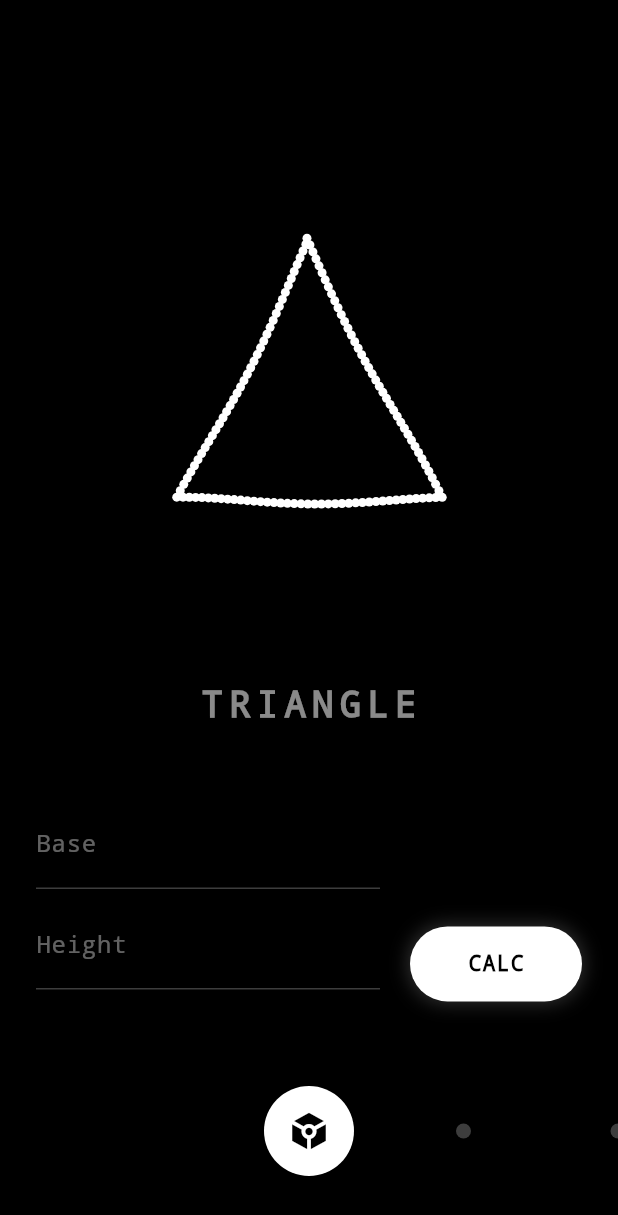
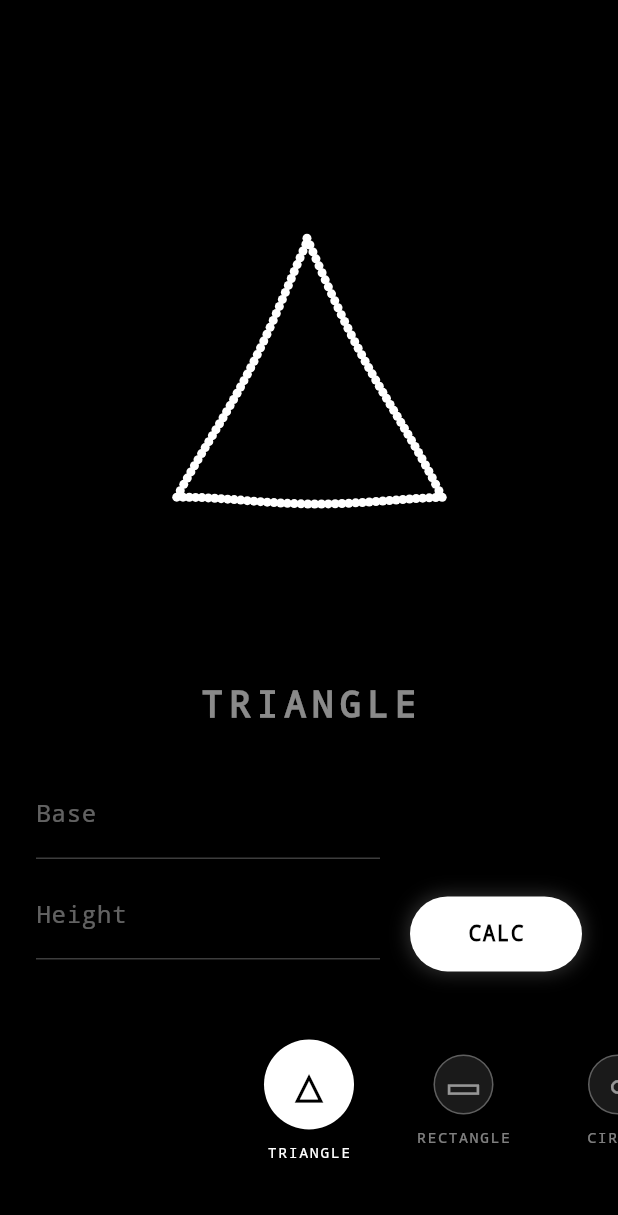
Before and after one commit to Talhaaism/flutter_calc, a Flutter app: the screen it shows after launch, on a phone screen of 412 x 824 dp. Shown: the top 1215 px of the screen. Run offline on Flutter 3.47's test engine with Material 3 defaults, Android fonts, the phone set to English and light mode, and no system bars.

Commit message:
Improve Shape Selector UX: Symbols, Labels, Larger Targets

```diff
--- a/lib/main.dart
+++ b/lib/main.dart
@@ -613,33 +613,81 @@ class _ShapeMorphScreenState extends State<ShapeMorphScreen>
 
                     // 3. The Shape Selector (Carousel)
                     SizedBox(
-                      height: 80,
+                      height: 120,
                       child: PageView.builder(
                         controller: _pageController,
                         onPageChanged: _onShapeSelected,
                         itemCount: selectableShapes.length,
                         itemBuilder: (context, index) {
-                          // Simple visual for the selector items
-                          bool isSelected =
-                              (selectableShapes[index] == targetShape);
-                          return Center(
-                            child: AnimatedContainer(
+                          final shape = selectableShapes[index];
+                          bool isSelected = (shape == targetShape);
+
+                          // Symbol Mapping
+                          final Map<ShapeType, String> shapeSymbols = {
+                            ShapeType.triangle: "△",
+                            ShapeType.rectangle: "▭",
+                            ShapeType.circle: "○",
+                            ShapeType.trapezoid: "▽",
+                            ShapeType.box: "▢",
+                            ShapeType.cylinder: "◎",
+                            ShapeType.cone: "▲",
+                          };
+
+                          return GestureDetector(
+                            onTap: () {
+                              _pageController.animateToPage(
+                                index,
+                                duration: const Duration(milliseconds: 300),
+                                curve: Curves.easeOut,
+                              );
+                            },
+                            child: Column(
+                              mainAxisAlignment: MainAxisAlignment.center,
+                              children: [
+                                AnimatedContainer(
                                   duration: const Duration(milliseconds: 200),
-                              width: isSelected ? 60 : 10,
-                              height: isSelected ? 60 : 10,
+                                  width: isSelected ? 60 : 40,
+                                  height: isSelected ? 60 : 40,
                                   decoration: BoxDecoration(
                                     shape: BoxShape.circle,
                                     color: isSelected
                                         ? Colors.white
-                                    : Colors.white24,
+                                        : Colors.white.withValues(alpha: 0.1),
+                                    border: isSelected
+                                        ? null
+                                        : Border.all(
+                                            color: Colors.white.withValues(
+                                              alpha: 0.3,
                                             ),
-                              child: isSelected
-                                  ? Icon(
-                                      Icons.token,
-                                      color: Colors.black,
-                                      size: 30,
-                                    ) // Placeholder icon
-                                  : null,
+                                            width: 1,
+                                          ),
+                                  ),
+                                  alignment: Alignment.center,
+                                  child: Text(
+                                    shapeSymbols[shape] ?? "?",
+                                    style: TextStyle(
+                                      color: isSelected
+                                          ? Colors.black
+                                          : Colors.white54,
+                                      fontSize: isSelected ? 30 : 20,
+                                      fontWeight: FontWeight.bold,
+                                    ),
+                                  ),
+                                ),
+                                const SizedBox(height: 8),
+                                AnimatedOpacity(
+                                  duration: const Duration(milliseconds: 200),
+                                  opacity: isSelected ? 1.0 : 0.5,
+                                  child: Text(
+                                    shapeConfigs[shape]?.name ?? "",
+                                    style: const TextStyle(
+                                      color: Colors.white,
+                                      fontSize: 10,
+                                      letterSpacing: 1,
+                                    ),
+                                  ),
+                                ),
+                              ],
                             ),
                           );
                         },
```
Lines whose indentation alone changed are shown as unchanged.
